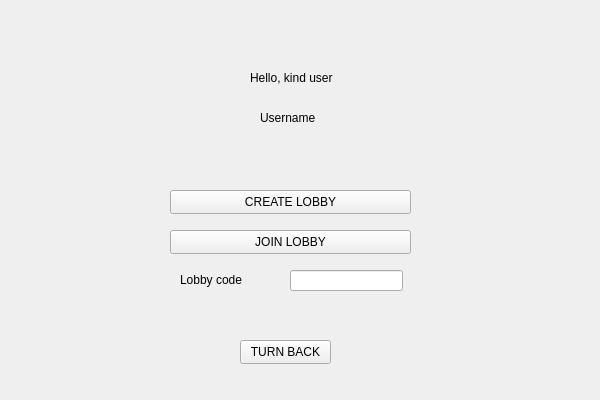
The window that Client/Client/Client/LobbyPage.ui (ElenaLaura366/ProjectModernCpp) describes before a commit, drawn with Qt 5.
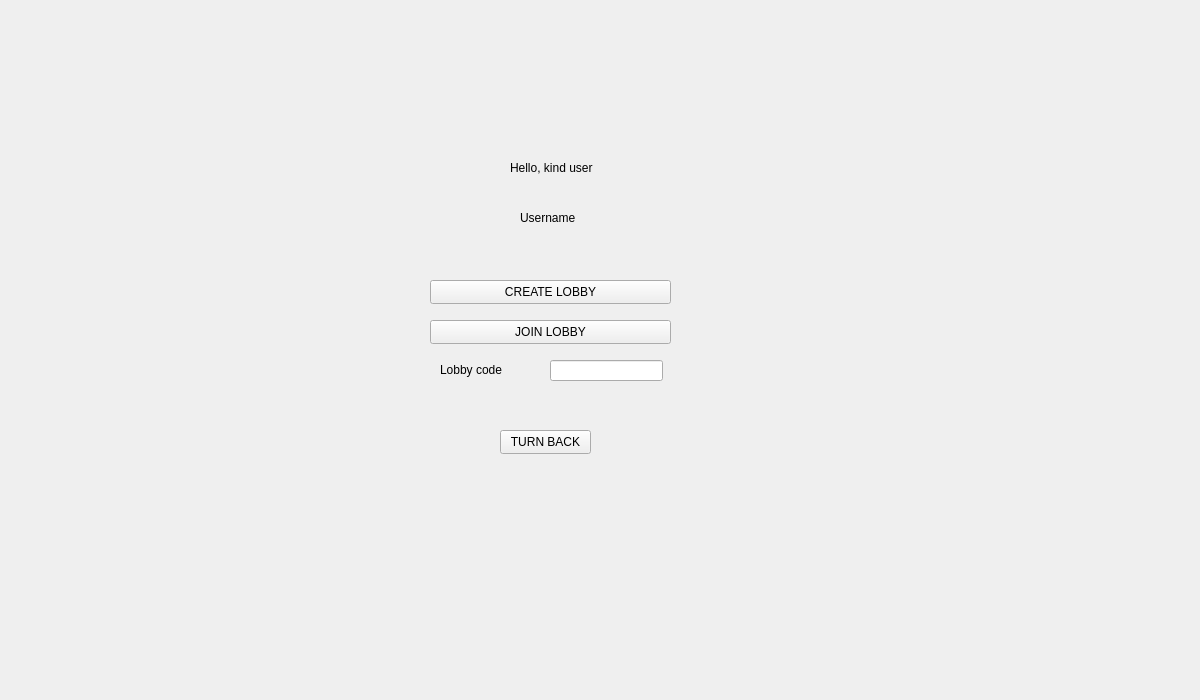
The same window after the commit.

Commit message: Changed ui, made chat scroll to bottom on answer added.

```diff
--- a/Client/Client/Client/LobbyPage.ui
+++ b/Client/Client/Client/LobbyPage.ui
@@ -6,8 +6,8 @@
    <rect>
     <x>0</x>
     <y>0</y>
-    <width>600</width>
-    <height>400</height>
+    <width>1200</width>
+    <height>700</height>
    </rect>
   </property>
   <property name="windowTitle">
@@ -16,8 +16,8 @@
   <widget class="QLineEdit" name="lobbyCode">
    <property name="geometry">
     <rect>
-     <x>290</x>
-     <y>270</y>
+     <x>550</x>
+     <y>360</y>
      <width>113</width>
      <height>21</height>
     </rect>
@@ -26,8 +26,8 @@
   <widget class="QPushButton" name="createLobbyBtn">
    <property name="geometry">
     <rect>
-     <x>170</x>
-     <y>190</y>
+     <x>430</x>
+     <y>280</y>
      <width>241</width>
      <height>24</height>
     </rect>
@@ -39,8 +39,8 @@
   <widget class="QPushButton" name="joinLobbyBtn">
    <property name="geometry">
     <rect>
-     <x>170</x>
-     <y>230</y>
+     <x>430</x>
+     <y>320</y>
      <width>241</width>
      <height>24</height>
     </rect>
@@ -52,8 +52,8 @@
   <widget class="QLabel" name="labelLobbyCode">
    <property name="geometry">
     <rect>
-     <x>180</x>
-     <y>270</y>
+     <x>440</x>
+     <y>360</y>
      <width>91</width>
      <height>20</height>
     </rect>
@@ -65,8 +65,8 @@
   <widget class="QLabel" name="label_2">
    <property name="geometry">
     <rect>
-     <x>250</x>
-     <y>70</y>
+     <x>510</x>
+     <y>160</y>
      <width>151</width>
      <height>16</height>
     </rect>
@@ -78,8 +78,8 @@
   <widget class="QLabel" name="label_3">
    <property name="geometry">
     <rect>
-     <x>260</x>
-     <y>110</y>
+     <x>520</x>
+     <y>210</y>
      <width>91</width>
      <height>16</height>
     </rect>
@@ -91,8 +91,8 @@
   <widget class="QPushButton" name="logoutBtn">
    <property name="geometry">
     <rect>
-     <x>240</x>
-     <y>340</y>
+     <x>500</x>
+     <y>430</y>
      <width>91</width>
      <height>24</height>
     </rect>
```
The commit also changes 7 other files.
